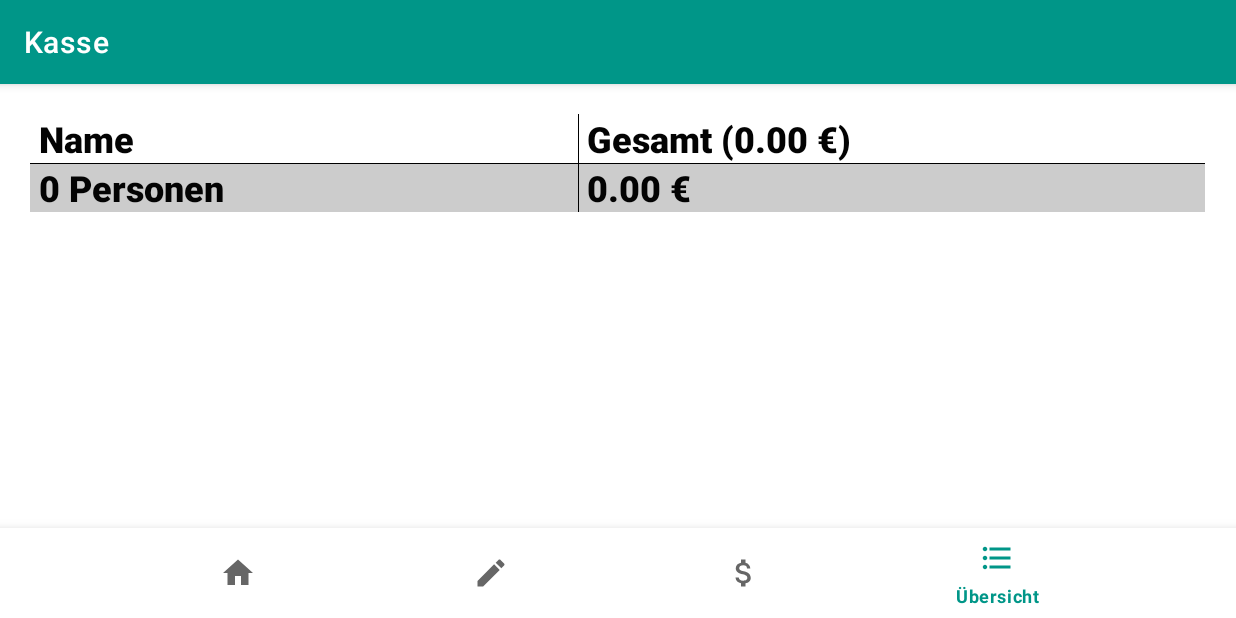
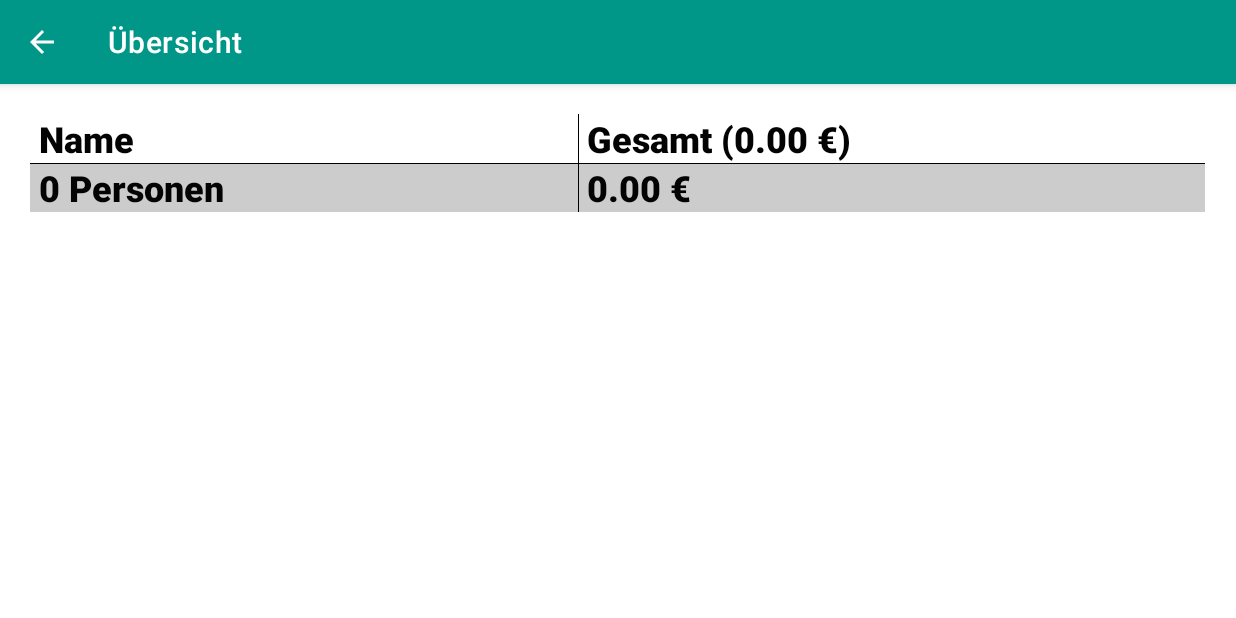
Before and after one commit to hitmarcer/kasse, an Android app: the screen it shows after launch (MainActivity before the commit, Uebersicht after it), item 4 of the bottom bar chosen, on a phone screen of 824 x 412 dp (held sideways). Run offline under Robolectric (Android 15) with nearby library versions, the phone set to English and light mode, and no system bars; our stand-ins replace Room's generated code.

```diff
--- a/app/build.gradle
+++ b/app/build.gradle
@@ -16,7 +16,7 @@ android {
         minSdkVersion 24
         targetSdkVersion 29
         versionCode 2
-        versionName "1.1"
+        versionName "1.0.1"
 
         testInstrumentationRunner "androidx.test.runner.AndroidJUnitRunner"
     }
--- a/app/src/main/AndroidManifest.xml
+++ b/app/src/main/AndroidManifest.xml
@@ -58,6 +58,11 @@
             android:screenOrientation="landscape"
             android:parentActivityName=".activities.MainActivity"
             android:label="@string/passwort"/>
+        <activity
+            android:name=".activities.Uebersicht"
+            android:screenOrientation="landscape"
+            android:parentActivityName=".activities.MainActivity"
+            android:label="@string/Overview"/>
         <activity android:name=".activities.MainActivity"
             android:screenOrientation="landscape">
             <intent-filter>
--- a/app/src/main/java/huette/kasse/activities/MainActivity.kt
+++ b/app/src/main/java/huette/kasse/activities/MainActivity.kt
@@ -26,7 +26,8 @@ class MainActivity : AppCompatActivity()/*, NamesAdapter.OnItemClickListener*/ {
                 R.id.ic_home -> setCurrentFragment(fragmentHome)
                 R.id.ic_edit -> goToEditDrinks()
                 R.id.ic_pay -> gotToPay()
-                R.id.ic_overview -> setCurrentFragment(fragmentOverview)
+                R.id.ic_overview -> goToUebersicht()
+            //R.id.ic_overview -> setCurrentFragment(fragmentOverview)
             }
             true
         }
@@ -43,6 +44,10 @@ class MainActivity : AppCompatActivity()/*, NamesAdapter.OnItemClickListener*/ {
         startActivity(Intent(this, Password::class.java))
     }
 
+    private fun goToUebersicht() {
+        startActivity(Intent(this, Uebersicht::class.java))
+    }
+
     private fun setCurrentFragment(fragment: Fragment) {
         supportFragmentManager.beginTransaction().apply {
             replace(R.id.flMain, fragment)
--- /dev/null
+++ b/app/src/main/java/huette/kasse/activities/Uebersicht.kt
@@ -0,0 +1,160 @@
+package huette.kasse.activities
+
+import android.os.Bundle
+import android.widget.TableLayout
+import android.widget.TableRow
+import android.widget.TextView
+import androidx.appcompat.app.AppCompatActivity
+import huette.kasse.R
+import huette.kasse.data.AppDatabase
+import huette.kasse.data.entities.Drink
+import huette.kasse.data.entities.User
+
+class Uebersicht : AppCompatActivity() {
+    lateinit var database: AppDatabase
+
+    override fun onCreate(savedInstanceState: Bundle?) {
+        super.onCreate(savedInstanceState)
+        setContentView(R.layout.uebersicht)
+
+        database = AppDatabase.getDatabase(this)
+
+        generateContent()
+
+    }
+
+    private fun generateContent() {
+        database.userDrinksDao().getUsersWithData()
+        database.userDao().getAllUsersList()
+        ArrayList<Drink>()
+        //val alUserOverview = ArrayList<UserOverview>()
+
+        /*for (i in alUsers.indices) {
+            val sum = database.userDrinksDao().getUnpaid(alUsers[i].id)
+            alUserOverview.add(UserOverview(alUsers[i].id, alUsers[i].firstName, alUsers[i].lastName, sum))
+        }
+
+        // Sortieren der Liste nach Vorname, Nachname
+        alUserOverview.sortWith(compareBy({ it.firstName }))*/
+        val allDrinks = database.drinkDao().getAllDrinksList()
+        val allUsers = database.userDao().getAllUsersList()
+
+        setContent(allUsers, allDrinks)
+    }
+
+    private fun setContent(allUsers: List<User>, allDrinks: List<Drink>) {
+        val sumPrice = database.userDrinksDao().getAllUnpaidDouble()
+        val sumUserAmount = database.userDrinksDao().getAmountUsers()
+        var rowBorderColor = 1
+
+        val tableUebersicht: TableLayout = findViewById(R.id.tableUebersicht)
+        val firstRow = TableRow(this)
+
+        val tvName = TextView(this)
+        tvName.text = " Name "
+        tvName.setTextAppearance(R.style.headlineStyle)
+        firstRow.addView(tvName)
+
+        for (i in allDrinks.indices) {
+            val tvHeader = TextView(this)
+            tvHeader.text = " ${allDrinks[i].drinkName} (${String.format("%.2f", allDrinks[i].price)} €) "
+            tvHeader.setTextAppearance(R.style.headlineStyle)
+            tvHeader.setBackgroundResource(R.drawable.colborder)
+            firstRow.addView(tvHeader)
+        }
+
+        val tvSumme = TextView(this)
+        tvSumme.text = " Gesamt (${String.format("%.2f", sumPrice)} €) "
+        tvSumme.setTextAppearance(R.style.headlineStyle)
+        tvSumme.setBackgroundResource(R.drawable.colborder)
+        firstRow.addView(tvSumme)
+
+        tableUebersicht.addView(firstRow)
+
+        for (i in allUsers.indices) {
+            val tableRow = TableRow(this)
+            var tvName = TextView(this)
+
+            val sumAmount = database.userDrinksDao().getUnpaid(allUsers[i].id)
+
+            tvName.text = " ${allUsers[i].firstName} ${allUsers[i].lastName} (${String.format("%.2f", sumAmount)} €) "
+            tvName.setTextAppearance(R.style.textStyle)
+
+            tvName = setBackgroundFirstColBorder(tvName, rowBorderColor)
+
+            tableRow.addView(tvName)
+
+            for (j in allDrinks.indices) {
+                var tvDrink = TextView(this)
+                val drinkAmount =
+                    database.userDrinksDao().getDrinkAmount(allUsers[i].id, allDrinks[j].id)
+                tvDrink.text = " $drinkAmount "
+                tvDrink.setTextAppearance(R.style.textStyle)
+
+                tvDrink = setBackgroundRowBorder(tvDrink, rowBorderColor)
+
+                tableRow.addView(tvDrink)
+            }
+
+            var tvGesamt = TextView(this)
+            tvGesamt.text = " ${String.format("%.2f", sumAmount)} € "
+            tvGesamt.setTextAppearance(R.style.textStyle)
+
+            tvGesamt = setBackgroundRowBorder(tvGesamt, rowBorderColor)
+
+            tableRow.addView(tvGesamt)
+
+            tableRow.setBackgroundResource(R.drawable.tableborder)
+            tableUebersicht.addView(tableRow)
+
+            rowBorderColor += 1
+        }
+
+        val lastRow = TableRow(this)
+
+        var tvNamesGesamt = TextView(this)
+        tvNamesGesamt.text = " $sumUserAmount Personen "
+        tvNamesGesamt.setTextAppearance(R.style.headlineStyle)
+
+        tvNamesGesamt = setBackgroundFirstColBorder(tvNamesGesamt, rowBorderColor)
+
+        lastRow.addView(tvNamesGesamt)
+
+        for(i in allDrinks.indices) {
+            var tvDrinkAmount = TextView(this)
+            tvDrinkAmount.text = " ${database.userDrinksDao().getSumDrinkAmount(allDrinks[i].id)} "
+            tvDrinkAmount.setTextAppearance(R.style.headlineStyle)
+            tvDrinkAmount = setBackgroundRowBorder(tvDrinkAmount, rowBorderColor)
+            lastRow.addView(tvDrinkAmount)
+        }
+
+        var tvGesamtAmount = TextView(this)
+        tvGesamtAmount.text = (" ${String.format("%.2f", sumPrice)} € ")
+        tvGesamtAmount.setTextAppearance(R.style.headlineStyle)
+        tvGesamtAmount = setBackgroundRowBorder(tvGesamtAmount, rowBorderColor)
+        lastRow.addView(tvGesamtAmount)
+
+        tableUebersicht.addView(lastRow)
+
+    }
+
+    private fun setBackgroundRowBorder(tv: TextView, line: Int): TextView {
+        // Bei gerade Zeile weiß, bei ungerade grau hinterlegen
+        if(line.mod(2) == 0){
+            tv.setBackgroundResource(R.drawable.rowborderwhite)
+        } else {
+            tv.setBackgroundResource(R.drawable.rowbordergrey)
+        }
+        return tv
+    }
+
+    private fun setBackgroundFirstColBorder(tv: TextView, line: Int): TextView {
+        // Bei gerade Zeile weiß, bei ungerade grau hinterlegen
+        if(line.mod(2) == 0){
+            tv.setBackgroundResource(R.drawable.firstcolborderwhite)
+        } else {
+            tv.setBackgroundResource(R.drawable.firstcolbordergrey)
+        }
+        return tv
+    }
+}
--- a/app/src/main/res/layout/uebersicht.xml
+++ b/app/src/main/res/layout/uebersicht.xml
@@ -26,7 +26,8 @@
             android:id="@+id/tableHorizontalView"
             android:layout_width="wrap_content"
             android:layout_height="wrap_content"
-            android:scrollbars="horizontal|vertical">
+            android:scrollbars="horizontal|vertical"
+            tools:ignore="SpeakableTextPresentCheck">
 
             <TableLayout
                 android:id="@+id/tableUebersicht"
```
Also changed, not shown: 1 other file.
